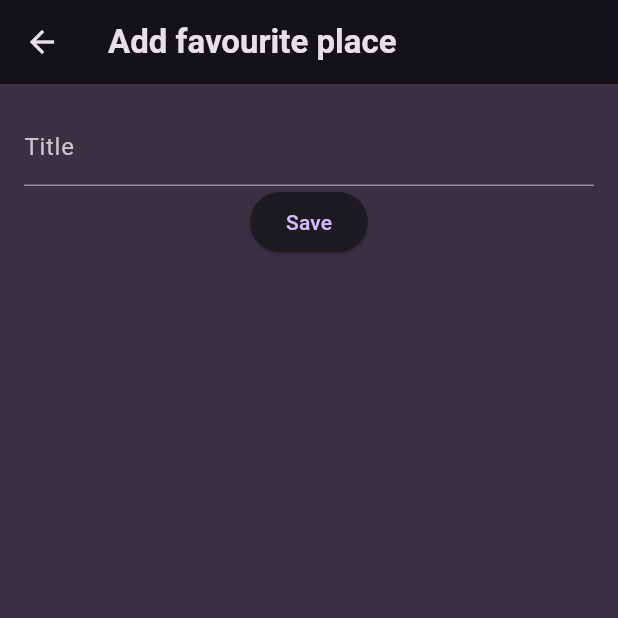
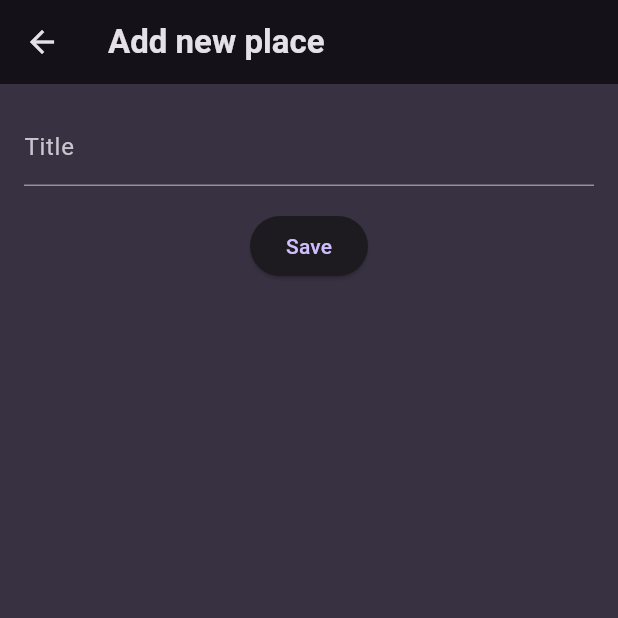
Before and after one commit to tom-sanderson-bt/flutter-favouriteplaces, a Flutter app: the screen it shows after launch, after a tap on the "add" icon, on a phone screen of 412 x 824 dp, the top half of it. Run offline on Flutter 3.47's test engine with Material 3 defaults, Android fonts, the phone set to English and light mode, and no system bars; our stand-ins replace flutter_riverpod, google_fonts.

Commit message:
chore: update to match solution

```diff
--- a/lib/main.dart
+++ b/lib/main.dart
@@ -41,7 +41,7 @@ class MyApp extends StatelessWidget {
       child: MaterialApp(
         title: 'Great Places',
         theme: theme,
-        home: PlacesScreen(),
+        home: const PlacesScreen(),
       ),
     );
   }
--- a/lib/models/place.dart
+++ b/lib/models/place.dart
@@ -1,5 +1,10 @@
+import 'package:uuid/uuid.dart';
+
+const uuid = Uuid();
+
 class Place {
-  Place({required this.name});
+  Place({required this.title}) : id = uuid.v4();
 
-  final String name;
+  final String id;
+  final String title;
 }
--- a/lib/providers/favourite_places.dart
+++ /dev/null
@@ -1,14 +0,0 @@
-import 'package:favourite_places/models/place.dart';
-import 'package:flutter_riverpod/flutter_riverpod.dart';
-
-class FavouritePlacesNotifier extends StateNotifier<List<Place>> {
-  FavouritePlacesNotifier() : super([]);
-
-  addFavouritePlace(Place place) {
-    state = [...state, place];
-  }
-}
-
-final favouritePlacesProvider =
-    StateNotifierProvider<FavouritePlacesNotifier, List<Place>>(
-        (ref) => FavouritePlacesNotifier());
--- /dev/null
+++ b/lib/providers/user_places.dart
@@ -0,0 +1,14 @@
+import 'package:favourite_places/models/place.dart';
+import 'package:flutter_riverpod/flutter_riverpod.dart';
+
+class UserPlacesNotifier extends StateNotifier<List<Place>> {
+  UserPlacesNotifier() : super(const []);
+
+  addPlace(Place place) {
+    state = [...state, place];
+  }
+}
+
+final userPlacesProvider =
+    StateNotifierProvider<UserPlacesNotifier, List<Place>>(
+        (ref) => UserPlacesNotifier());
--- a/lib/screens/add_place.dart
+++ b/lib/screens/add_place.dart
@@ -1,5 +1,5 @@
 import 'package:favourite_places/models/place.dart';
-import 'package:favourite_places/providers/favourite_places.dart';
+import 'package:favourite_places/providers/user_places.dart';
 import 'package:flutter/material.dart';
 import 'package:flutter_riverpod/flutter_riverpod.dart';
 
@@ -13,10 +13,14 @@ class AddPlacesScreen extends ConsumerStatefulWidget {
 class _AddPlacesScreenState extends ConsumerState<AddPlacesScreen> {
   final TextEditingController _titleController = TextEditingController();
 
-  _addFavouritePlace() {
-    ref.read(favouritePlacesProvider.notifier).addFavouritePlace(
+  _savePlace() {
+    var enteredTitle = _titleController.text;
+    if (enteredTitle.isEmpty) {
+      return;
+    }
+    ref.read(userPlacesProvider.notifier).addPlace(
           Place(
-            name: _titleController.value.text,
+            title: enteredTitle,
           ),
         );
     Navigator.of(context).pop();
@@ -26,9 +30,9 @@ class _AddPlacesScreenState extends ConsumerState<AddPlacesScreen> {
   Widget build(BuildContext context) {
     return Scaffold(
       appBar: AppBar(
-        title: const Text("Add favourite place"),
+        title: const Text("Add new place"),
       ),
-      body: Padding(
+      body: SingleChildScrollView(
         padding: const EdgeInsets.all(16),
         child: Column(
           children: [
@@ -42,8 +46,11 @@ class _AddPlacesScreenState extends ConsumerState<AddPlacesScreen> {
                   .bodyMedium!
                   .copyWith(color: Theme.of(context).colorScheme.onBackground),
             ),
+            const SizedBox(
+              height: 16,
+            ),
             ElevatedButton(
-              onPressed: _addFavouritePlace,
+              onPressed: _savePlace,
               child: const Text("Save"),
             ),
           ],
--- a/lib/screens/places.dart
+++ b/lib/screens/places.dart
@@ -1,18 +1,15 @@
-import 'package:favourite_places/providers/favourite_places.dart';
 import 'package:favourite_places/screens/add_place.dart';
+import 'package:favourite_places/widgets/places_list.dart';
 import 'package:flutter/material.dart';
-import 'package:flutter_riverpod/flutter_riverpod.dart';
 
-class PlacesScreen extends ConsumerWidget {
+class PlacesScreen extends StatelessWidget {
   const PlacesScreen({super.key});
 
   @override
-  Widget build(BuildContext context, WidgetRef ref) {
-    var items = ref.watch(favouritePlacesProvider);
-
+  Widget build(BuildContext context) {
     return Scaffold(
       appBar: AppBar(
-        title: const Text("Great Places"),
+        title: const Text("Your Places"),
         actions: [
           IconButton(
               onPressed: () {
@@ -23,12 +20,7 @@ class PlacesScreen extends ConsumerWidget {
               icon: const Icon(Icons.add))
         ],
       ),
-      body: ListView.builder(
-        itemCount: items.length,
-        itemBuilder: (context, i) => ListTile(
-          title: Text(items[i].name),
-        ),
-      ),
+      body: const PlacesList(),
     );
   }
 }
--- /dev/null
+++ b/lib/widgets/places_list.dart
@@ -0,0 +1,35 @@
+import 'package:favourite_places/providers/user_places.dart';
+import 'package:favourite_places/screens/place_details.dart';
+import 'package:flutter/material.dart';
+import 'package:flutter_riverpod/flutter_riverpod.dart';
+
+class PlacesList extends ConsumerWidget {
+  const PlacesList({super.key});
+
+  @override
+  Widget build(BuildContext context, WidgetRef ref) {
+    var items = ref.watch(userPlacesProvider);
+
+    if (items.isEmpty) {
+      return const Center(
+        child: Text('No places added yet'),
+      );
+    }
+
+    return ListView.builder(
+      itemCount: items.length,
+      itemBuilder: (context, i) => ListTile(
+        onTap: () {
+          Navigator.of(context).push(
+            MaterialPageRoute(
+              builder: (ctx) {
+                return PlaceDetails(place: items[i]);
+              },
+            ),
+          );
+        },
+        title: Text(items[i].title),
+      ),
+    );
+  }
+}
--- a/pubspec.yaml
+++ b/pubspec.yaml
@@ -37,6 +37,7 @@ dependencies:
   riverpod: ^2.5.1
   google_fonts: ^6.2.1
   flutter_riverpod: ^2.5.1
+  uuid: ^4.4.0
 
 dev_dependencies:
   flutter_test:
```
Also changed, not shown: lib/screens/place_details.dart (added, +24 -0 lines), pubspec.lock.
